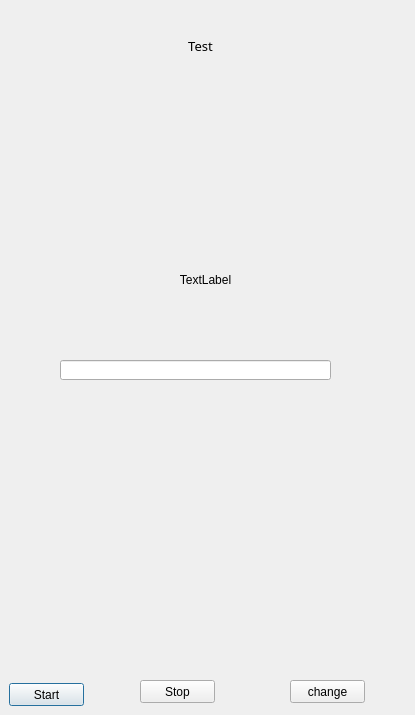
Old version of the form form.ui in the repository DeathByS/PythonProject.
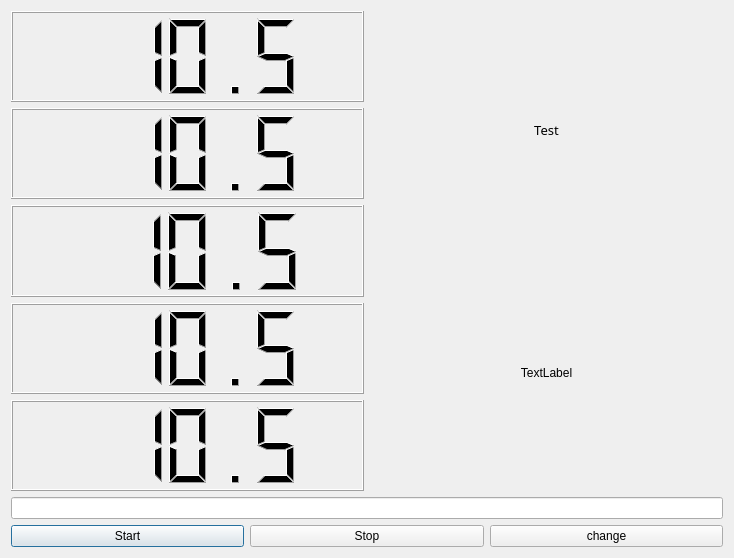
New version of the form.

```diff
--- a/form.ui
+++ b/form.ui
@@ -6,48 +6,56 @@
    <rect>
     <x>0</x>
     <y>0</y>
-    <width>415</width>
-    <height>715</height>
+    <width>734</width>
+    <height>558</height>
    </rect>
   </property>
   <property name="windowTitle">
    <string>Dialog</string>
   </property>
+  <layout class="QGridLayout" name="gridLayout_2">
+   <item row="4" column="0">
+    <layout class="QHBoxLayout" name="horizontalLayout">
+     <item>
   <widget class="QPushButton" name="startButton">
-   <property name="geometry">
-    <rect>
-     <x>9</x>
-     <y>683</y>
-     <width>75</width>
-     <height>23</height>
-    </rect>
-   </property>
    <property name="text">
     <string>Start</string>
    </property>
   </widget>
+     </item>
+     <item>
   <widget class="QPushButton" name="stopButton">
-   <property name="geometry">
-    <rect>
-     <x>140</x>
-     <y>680</y>
-     <width>75</width>
-     <height>23</height>
-    </rect>
-   </property>
    <property name="text">
     <string>Stop</string>
    </property>
   </widget>
+     </item>
+     <item>
+      <widget class="QPushButton" name="changeButton">
+       <property name="text">
+        <string>change</string>
+       </property>
+      </widget>
+     </item>
+    </layout>
+   </item>
+   <item row="3" column="0">
+    <widget class="QLineEdit" name="ipInput"/>
+   </item>
+   <item row="0" column="0">
+    <layout class="QGridLayout" name="gridLayout">
+     <item row="1" column="1">
+      <widget class="QLabel" name="ipLabel">
+       <property name="text">
+        <string>TextLabel</string>
+       </property>
+       <property name="alignment">
+        <set>Qt::AlignCenter</set>
+       </property>
+      </widget>
+     </item>
+     <item row="0" column="1">
   <widget class="QLabel" name="testLabel">
-   <property name="geometry">
-    <rect>
-     <x>10</x>
-     <y>30</y>
-     <width>381</width>
-     <height>31</height>
-    </rect>
-   </property>
    <property name="font">
     <font>
      <family>HY그래픽</family>
@@ -67,45 +75,64 @@
     <set>Qt::AlignCenter</set>
    </property>
   </widget>
-  <widget class="QLabel" name="ipLabel">
-   <property name="geometry">
-    <rect>
-     <x>100</x>
-     <y>270</y>
-     <width>211</width>
-     <height>20</height>
-    </rect>
-   </property>
-   <property name="text">
-    <string>TextLabel</string>
-   </property>
-   <property name="alignment">
-    <set>Qt::AlignCenter</set>
-   </property>
-  </widget>
-  <widget class="QPushButton" name="changeButton">
-   <property name="geometry">
-    <rect>
-     <x>290</x>
-     <y>680</y>
-     <width>75</width>
-     <height>23</height>
-    </rect>
-   </property>
-   <property name="text">
-    <string>change</string>
-   </property>
-  </widget>
-  <widget class="QLineEdit" name="ipInput">
-   <property name="geometry">
-    <rect>
-     <x>60</x>
-     <y>360</y>
-     <width>271</width>
-     <height>20</height>
-    </rect>
-   </property>
-  </widget>
+     </item>
+     <item row="0" column="0" rowspan="2">
+      <layout class="QVBoxLayout" name="verticalLayout">
+       <item>
+        <widget class="QLCDNumber" name="lcdNumber_3">
+         <property name="smallDecimalPoint">
+          <bool>false</bool>
+         </property>
+         <property name="value" stdset="0">
+          <double>10.500000000000000</double>
+         </property>
+        </widget>
+       </item>
+       <item>
+        <widget class="QLCDNumber" name="lcdNumber_2">
+         <property name="smallDecimalPoint">
+          <bool>false</bool>
+         </property>
+         <property name="value" stdset="0">
+          <double>10.500000000000000</double>
+         </property>
+        </widget>
+       </item>
+       <item>
+        <widget class="QLCDNumber" name="lcdNumber_4">
+         <property name="smallDecimalPoint">
+          <bool>false</bool>
+         </property>
+         <property name="value" stdset="0">
+          <double>10.500000000000000</double>
+         </property>
+        </widget>
+       </item>
+       <item>
+        <widget class="QLCDNumber" name="lcdNumber">
+         <property name="smallDecimalPoint">
+          <bool>false</bool>
+         </property>
+         <property name="value" stdset="0">
+          <double>10.500000000000000</double>
+         </property>
+        </widget>
+       </item>
+       <item>
+        <widget class="QLCDNumber" name="lcdNumber_5">
+         <property name="smallDecimalPoint">
+          <bool>false</bool>
+         </property>
+         <property name="value" stdset="0">
+          <double>10.500000000000000</double>
+         </property>
+        </widget>
+       </item>
+      </layout>
+     </item>
+    </layout>
+   </item>
+  </layout>
  </widget>
  <resources/>
  <connections/>
```
Lines whose indentation alone changed are shown as unchanged.
